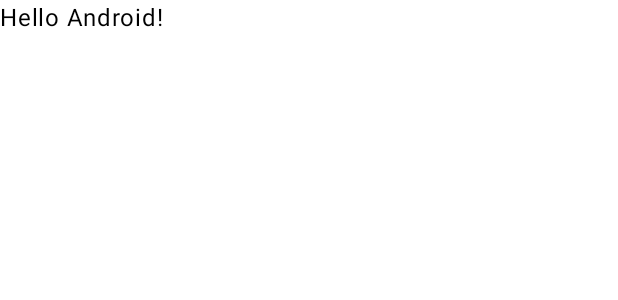
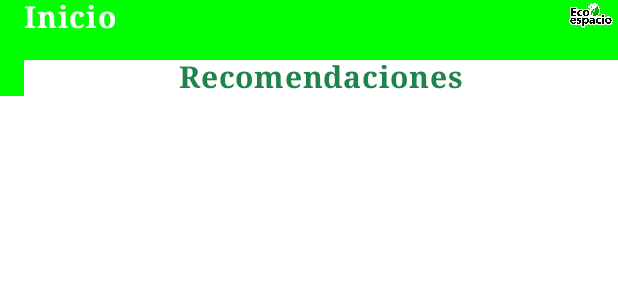
Before and after one commit to CharismaticTopHat/Eco-Life, an Android app built with Jetpack Compose: the @Preview function GreetingPreview, on a phone screen of 412 x 824 dp. Shown: the top 300 px of the screen. Run offline under Robolectric (Android 15) with nearby library versions, the phone set to English and light mode, and no system bars.

Commit message:
"Android - Started main menu"

```diff
--- a/Codigo/Android/app/src/main/java/com/example/eco_life/MainActivity.kt
+++ b/Codigo/Android/app/src/main/java/com/example/eco_life/MainActivity.kt
@@ -4,44 +4,104 @@ import android.os.Bundle
 import androidx.activity.ComponentActivity
 import androidx.activity.compose.setContent
 import androidx.activity.enableEdgeToEdge
+import androidx.compose.foundation.Image
+import androidx.compose.foundation.background
+import androidx.compose.foundation.layout.Arrangement
+import androidx.compose.foundation.layout.Column
+import androidx.compose.foundation.layout.Row
 import androidx.compose.foundation.layout.fillMaxSize
+import androidx.compose.foundation.layout.fillMaxWidth
+import androidx.compose.foundation.layout.height
 import androidx.compose.foundation.layout.padding
 import androidx.compose.material3.Scaffold
 import androidx.compose.material3.Text
 import androidx.compose.runtime.Composable
+import androidx.compose.ui.Alignment
 import androidx.compose.ui.Modifier
+import androidx.compose.ui.graphics.Color
+import androidx.compose.ui.res.painterResource
+import androidx.compose.ui.text.font.FontFamily
+import androidx.compose.ui.text.font.FontWeight
 import androidx.compose.ui.tooling.preview.Preview
+import androidx.compose.ui.unit.dp
+import androidx.compose.ui.unit.sp
 import com.example.eco_life.ui.theme.EcoLifeTheme
 
 class MainActivity : ComponentActivity() {
     override fun onCreate(savedInstanceState: Bundle?) {
         super.onCreate(savedInstanceState)
-        enableEdgeToEdge()
         setContent {
             EcoLifeTheme {
-                Scaffold(modifier = Modifier.fillMaxSize()) { innerPadding ->
-                    Greeting(
-                        name = "Android",
-                        modifier = Modifier.padding(innerPadding)
-                    )
-                }
+                StartMenu()
             }
         }
     }
 }
 
 @Composable
-fun Greeting(name: String, modifier: Modifier = Modifier) {
-    Text(
-        text = "Hello $name!",
-        modifier = modifier
-    )
+fun StartMenu() {
+    val textSize = 20.sp
+    val textHeight = textSize.value.dp
+    val customColor = Color(30, 132, 73 )
+    Column(
+        modifier = Modifier
+            .fillMaxWidth()
+            .background(Color.Green)
+            .padding( start = 16.dp)
+    ) {
+        Row(
+            modifier = Modifier
+                .fillMaxWidth()
+                .padding(bottom = 8.dp),
+            horizontalArrangement = Arrangement.SpaceBetween
+        ) {
+            Column(
+                modifier = Modifier.weight(1f),
+                horizontalAlignment = Alignment.Start
+            ) {
+                Text(
+                    text = "Inicio",
+                    fontFamily = FontFamily.Serif,
+                    fontWeight = FontWeight.Bold,
+                    fontSize = textSize,
+                    color = Color.White
+                )
+            }
+            Column(
+                modifier = Modifier.weight(1f),
+                horizontalAlignment = Alignment.End
+            ) {
+                Image(
+                    painter = painterResource(id = R.drawable.eco_espacio),
+                    contentDescription = "Eco Espacio Logo",
+                    modifier = Modifier
+                        .height(textHeight)
+                )
+            }
+        }
+        Row(
+            modifier = Modifier
+                .fillMaxWidth()
+                .padding(start = 0.dp, top = 8.dp)
+                .background(Color.White),
+            horizontalArrangement = Arrangement.Center
+        ) {
+            Text(
+                text = "Recomendaciones",
+                fontFamily = FontFamily.Serif,
+                fontWeight = FontWeight.Bold,
+                color = customColor,
+                fontSize = textSize
+            )
+        }
+    }
 }
+
 
 @Preview(showBackground = true)
 @Composable
 fun GreetingPreview() {
     EcoLifeTheme {
-        Greeting("Android")
+        StartMenu()
     }
 }
```
Also changed, not shown: Codigo/Android/app/src/main/res/drawable-nodpi/eco_espacio.png (added).
